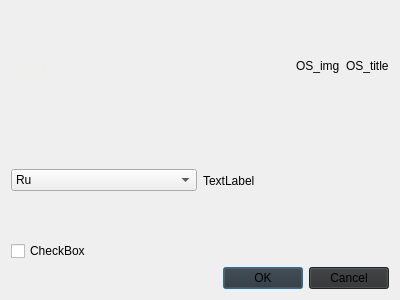
First picture: the form in settings.ui, repository Sapfir0/ku_ti, before the edit.
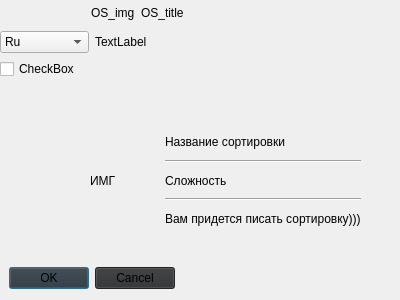
Second picture: the form after the edit.

What changed in the file:
```diff
--- a/settings.ui
+++ b/settings.ui
@@ -13,8 +13,84 @@
   <property name="windowTitle">
    <string>Dialog</string>
   </property>
-  <layout class="QGridLayout" name="gridLayout">
-   <item row="0" column="0">
+  <widget class="QDialogButtonBox" name="buttonBox">
+   <property name="geometry">
+    <rect>
+     <x>9</x>
+     <y>266</y>
+     <width>166</width>
+     <height>25</height>
+    </rect>
+   </property>
+   <property name="styleSheet">
+    <string notr="true">background-color: #2E2F31;</string>
+   </property>
+   <property name="orientation">
+    <enum>Qt::Horizontal</enum>
+   </property>
+   <property name="standardButtons">
+    <set>QDialogButtonBox::Cancel|QDialogButtonBox::Ok</set>
+   </property>
+  </widget>
+  <widget class="QWidget" name="horizontalLayoutWidget">
+   <property name="geometry">
+    <rect>
+     <x>90</x>
+     <y>130</y>
+     <width>271</width>
+     <height>101</height>
+    </rect>
+   </property>
+   <layout class="QHBoxLayout" name="horizontalLayout_3">
+    <item>
+     <widget class="QLabel" name="label_2">
+      <property name="text">
+       <string>ИМГ</string>
+      </property>
+     </widget>
+    </item>
+    <item>
+     <layout class="QVBoxLayout" name="verticalLayout_2">
+      <item>
+       <widget class="QLabel" name="label_3">
+        <property name="text">
+         <string>Название сортировки</string>
+        </property>
+       </widget>
+      </item>
+      <item>
+       <widget class="Line" name="line">
+        <property name="orientation">
+         <enum>Qt::Horizontal</enum>
+        </property>
+       </widget>
+      </item>
+      <item>
+       <widget class="QLabel" name="label_5">
+        <property name="text">
+         <string>Сложность</string>
+        </property>
+       </widget>
+      </item>
+      <item>
+       <widget class="Line" name="line_2">
+        <property name="orientation">
+         <enum>Qt::Horizontal</enum>
+        </property>
+       </widget>
+      </item>
+      <item>
+       <widget class="QLabel" name="label_4">
+        <property name="text">
+         <string>Вам придется писать сортировку)))</string>
+        </property>
+       </widget>
+      </item>
+     </layout>
+    </item>
+   </layout>
+  </widget>
+  <widget class="QWidget" name="">
     <layout class="QVBoxLayout" name="verticalLayout">
      <item>
       <layout class="QHBoxLayout" name="horizontalLayout">
@@ -92,21 +168,7 @@
       </widget>
      </item>
     </layout>
-   </item>
-   <item row="1" column="0">
-    <widget class="QDialogButtonBox" name="buttonBox">
-     <property name="styleSheet">
-      <string notr="true">background-color: #2E2F31;</string>
-     </property>
-     <property name="orientation">
-      <enum>Qt::Horizontal</enum>
-     </property>
-     <property name="standardButtons">
-      <set>QDialogButtonBox::Cancel|QDialogButtonBox::Ok</set>
-     </property>
-    </widget>
-   </item>
-  </layout>
+  </widget>
  </widget>
  <resources/>
  <connections>
```
Lines whose indentation alone changed are shown as unchanged.
